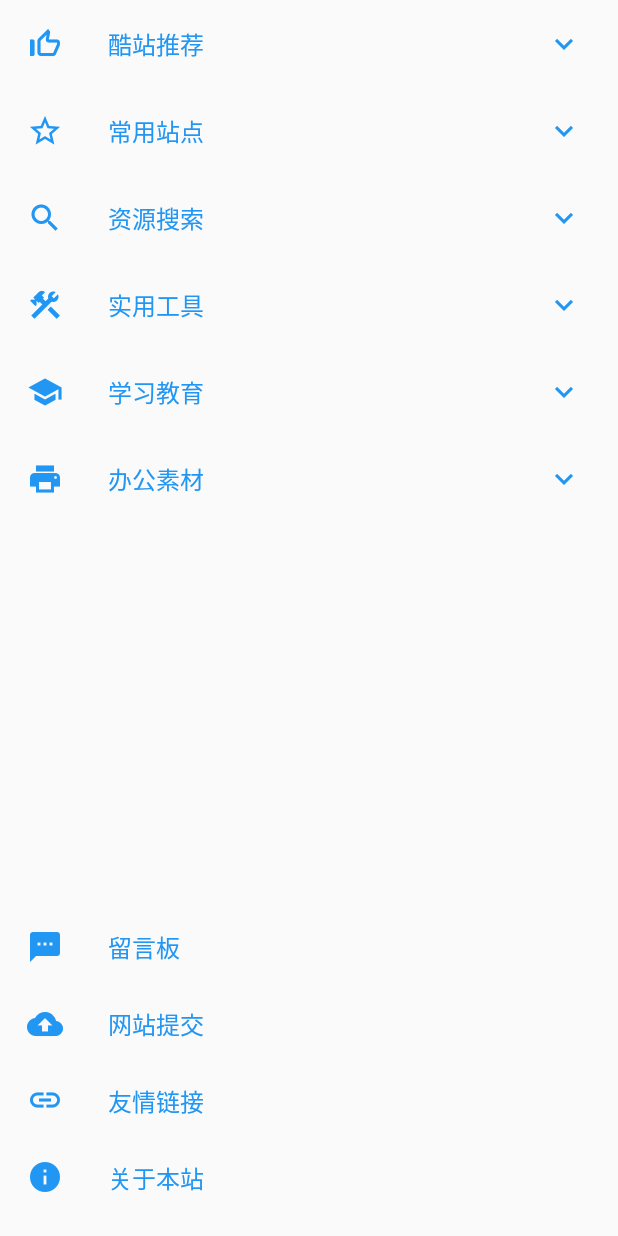
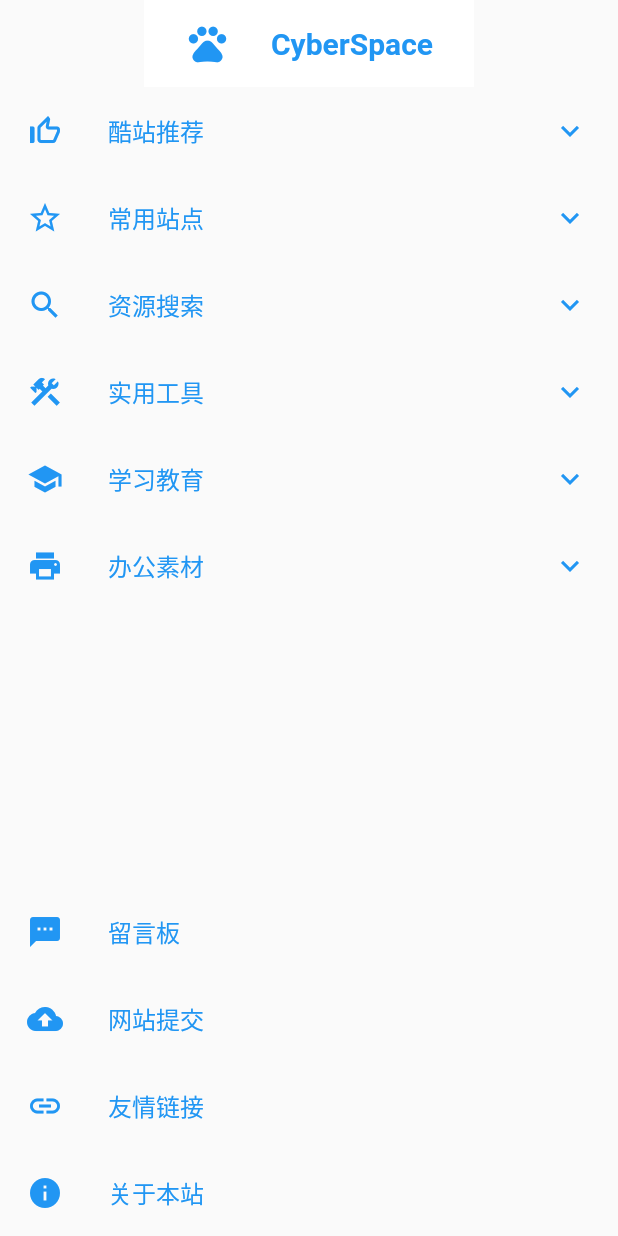
Before and after one commit to wudiplk/grocery, a Flutter app: the HomeDrawer widget shown alone on an empty page, opened directly, on a phone screen of 412 x 824 dp. Run offline on Flutter 3.47's test engine with Material 2 defaults, Android fonts, the phone set to English and light mode, and no system bars; our stand-ins replace convert, dio, flutter_easyloading, get_it, injectable, pretty_dio_logger and 3 more; missing offline and left inert: dart:html; accounts and stored records are empty; generated files the repository leaves out were written again.

Commit message:
添加主页动画和菜单

```diff
--- a/lib/l10n/intl_en.arb
+++ b/lib/l10n/intl_en.arb
@@ -1,3 +1,3 @@
 {
-  "title": "hello word"
+  "title": "CyberSpace"
 }
--- a/lib/l10n/intl_zh.arb
+++ b/lib/l10n/intl_zh.arb
@@ -1,3 +1,3 @@
 {
-  "title": "你好"
+  "title": "异度空间"
 }
--- a/lib/main.dart
+++ b/lib/main.dart
@@ -20,7 +20,7 @@ class MyApp extends StatelessWidget {
   @override
   Widget build(BuildContext context) {
     return MaterialApp(
-      title: 'MVVM',
+      title: S().title,
       theme: ThemeData(
         primarySwatch: Global.themes[Global.profile.theme],
       ),
--- a/lib/widget/home_drawer.dart
+++ b/lib/main/home/home_drawer.dart
@@ -1,8 +1,10 @@
 import 'package:flutter/material.dart';
-import 'package:grocery/widget/home_expansion_panel_list.dart';
+import 'package:grocery/generated/l10n.dart';
+import 'package:grocery/main/home/home_expansion_panel_list.dart';
 import 'package:grocery/widget/responsive.dart';
+import 'package:grocery/widget/temp_data.dart';
 
-import '../com/global.dart';
+import '../../com/global.dart';
 
 /// 侧滑栏
 class HomeDrawer extends StatefulWidget {
@@ -16,10 +18,6 @@ class HomeDrawer extends StatefulWidget {
 }
 
 class _HomeDrawerState extends State<HomeDrawer> {
-  final List<Item> _data = generateItems(title, subTitle, icons);
-
-  final List<Info> _tips = generateInfo(tips, _tipIcon);
-
   int isExpandedIndex = 0;
 
   Item? isExpandedItem;
@@ -27,11 +25,9 @@ class _HomeDrawerState extends State<HomeDrawer> {
   @override
   Widget build(BuildContext context) {
     return SafeArea(
-      child: Responsive().getResponsiveValue(
-          context: context,
-          forLargeScreen: _buildLargeMenu(),
-          forMediumScreen: _buildMediumMenu(),
-          forShortScreen: _buildLargeMenu()),
+      child: Responsive.isMediumScreen(context)
+          ? _buildMediumMenu()
+          : _buildLargeMenu(),
       top: true,
     );
   }
@@ -39,6 +35,26 @@ class _HomeDrawerState extends State<HomeDrawer> {
   Widget _buildLargeMenu() {
     return Column(
       children: [
+        Container(
+          color: Colors.white,
+          width: 220,
+          height: 58,
+          child: Row(
+            crossAxisAlignment: CrossAxisAlignment.center,
+            mainAxisAlignment: MainAxisAlignment.spaceEvenly,
+            children: [
+              Icon(Icons.pets,
+                  size: Insets.extraLarge, color: Global.themeColor),
+              Text(
+                S().title,
+                maxLines: 1,
+                overflow: TextOverflow.ellipsis,
+                textAlign: TextAlign.center,
+                style: TextStyles.h1,
+              )
+            ],
+          ),
+        ),
         Expanded(
           child: SingleChildScrollView(
             child: HomeExpansionPanelList(
@@ -46,15 +62,15 @@ class _HomeDrawerState extends State<HomeDrawer> {
                 debugPrint("expansionCallback $panelIndex +$isExpanded ");
                 setState(() {
                   if (isExpandedIndex >= 0 &&
-                      _data[isExpandedIndex].isExpanded) {
-                    _data[isExpandedIndex].isExpanded = false;
+                      tempData[isExpandedIndex].isExpanded) {
+                    tempData[isExpandedIndex].isExpanded = false;
                   }
                   isExpandedItem?.isExpanded = false;
-                  _data[panelIndex].isExpanded = !isExpanded;
+                  tempData[panelIndex].isExpanded = !isExpanded;
                 });
                 isExpandedIndex = panelIndex;
               },
-              children: _data.map<ExpansionPanel>((Item item) {
+              children: tempData.map<ExpansionPanel>((Item item) {
                 return ExpansionPanel(
                     backgroundColor: Colors.transparent,
                     canTapOnHeader: true,
@@ -95,11 +111,12 @@ class _HomeDrawerState extends State<HomeDrawer> {
           ),
         ),
         SizedBox(
-          height: _tips.length * 58,
+          height: tempTips.length * 58,
           child: Column(
-            mainAxisAlignment: MainAxisAlignment.spaceEvenly,
-            children: _tips.map((tip) {
-              return Row(
+            mainAxisAlignment: MainAxisAlignment.start,
+            children: tempTips.map((tip) {
+              return Expanded(
+                child: Row(
                   mainAxisAlignment: MainAxisAlignment.start,
                   children: [
                     Padding(
@@ -117,6 +134,7 @@ class _HomeDrawerState extends State<HomeDrawer> {
                       ),
                     ),
                   ],
+                ),
               );
             }).toList(),
           ),
@@ -129,10 +147,16 @@ class _HomeDrawerState extends State<HomeDrawer> {
     return Column(
       mainAxisAlignment: MainAxisAlignment.spaceAround,
       children: [
+        Container(
+          height: Insets.superLarge,
+          width: Insets.superLarge,
+          alignment: Alignment.center,
+          child: Icon(Icons.pets, color: Global.themeColor),
+        ),
         Expanded(
           child: ListView(
             itemExtent: 58,
-            children: _data.map((e) {
+            children: tempData.map((e) {
               return MouseRegion(
                 onHover: (PointerEvent pointerEvent) {},
                 child: Icon(
@@ -145,7 +169,7 @@ class _HomeDrawerState extends State<HomeDrawer> {
         ),
         Column(
           crossAxisAlignment: CrossAxisAlignment.start,
-          children: _tips.map((tip) {
+          children: tempTips.map((tip) {
             return SizedBox(
               width: 220,
               height: 58,
@@ -157,87 +181,3 @@ class _HomeDrawerState extends State<HomeDrawer> {
     );
   }
 }
-
-List<String> title = [
-  '酷站推荐',
-  '常用站点',
-  // '视频直播',
-  '资源搜索',
-  // '软件游戏',
-  // '阅读动漫',
-  // '音乐动听',
-  '实用工具',
-  '学习教育',
-  '办公素材'
-];
-
-List<String> subTitle = [
-  '阅读',
-  '购物',
-  // '直播',
-  // '国外',
-  '视频',
-  '工具'
-];
-
-List<IconData> icons = [
-  Icons.thumb_up_off_alt,
-  Icons.star_border,
-  // Icons.ondemand_video,
-  Icons.search,
-  // Icons.desktop_windows,
-  // Icons.library_books,
-  // Icons.headphones,
-  Icons.construction,
-  Icons.school,
-  Icons.local_print_shop,
-];
-
-class Item {
-  Item({
-    required this.title,
-    required this.subTitle,
-    required this.iconData,
-    this.isExpanded = false,
-  });
-
-  String title;
-  List<String> subTitle;
-  IconData iconData;
-  bool isExpanded;
-}
-
-List<Item> generateItems(
-    List<String> title, List<String> subTitle, List<IconData> icons) {
-  return List<Item>.generate(title.length, (int index) {
-    return Item(
-        title: title.elementAt(index),
-        subTitle: subTitle,
-        iconData: icons.elementAt(index));
-  });
-}
-
-List<String> tips = [
-  '留言板',
-  '网站提交',
-  '友情链接',
-  '关于本站',
-];
-List<IconData> _tipIcon = [
-  Icons.textsms,
-  Icons.cloud_upload,
-  Icons.link,
-  Icons.info,
-];
-
-class Info {
-  String tip;
-  IconData iconData;
-
-  Info({required this.tip, required this.iconData});
-}
-
-List<Info> generateInfo(List<String> _tips, List<IconData> _tipIcon) {
-  return List<Info>.generate(_tips.length,
-      (index) => Info(tip: _tips[index], iconData: _tipIcon[index]));
-}
--- a/lib/widget/home_expansion_panel_list.dart
+++ b/lib/main/home/home_expansion_panel_list.dart
@@ -1,6 +1,7 @@
 import 'package:flutter/material.dart';
 import 'package:grocery/com/global.dart';
-import 'package:grocery/widget/home_expand_icon.dart';
+
+import 'home_expand_icon.dart';
 
 const double _kPanelHeaderCollapsedHeight = 58.0;
 const double _kPanelHeaderExpandedHeight = 70.0;
@@ -61,7 +62,6 @@ class HomeExpansionPanelList extends StatelessWidget {
               child: HomeExpandIcon(
                 color: Global.themeColor,
                 isExpanded: _isChildExpanded(index),
-                padding: const EdgeInsets.all(16.0),
                 onPressed: (bool isExpanded) {
                 },
               ),
--- a/lib/widget/home_expansion.dart
+++ /dev/null
@@ -1,106 +0,0 @@
-import 'package:flutter/material.dart';
-import 'package:grocery/widget/responsive.dart';
-
-List<String> title = [
-  '酷站推荐',
-  '常用站点',
-  '视频直播',
-  '资源搜索',
-  '软件游戏',
-  '阅读动漫',
-  '音乐动画',
-  '音乐动画',
-  '学习教育',
-  '办公素材'
-];
-
-List<String> subTitle = ['阅读', '购物', '直播', '国外', '视频', '工具'];
-
-List<IconData> icons = [
-  Icons.thumb_up_off_alt,
-  Icons.star_border,
-  Icons.ondemand_video,
-  Icons.search,
-  Icons.desktop_windows,
-  Icons.library_books,
-  Icons.headphones,
-  Icons.construction,
-  Icons.school,
-  Icons.local_print_shop,
-];
-
-class Item {
-  Item({
-    required this.title,
-    required this.subTitle,
-    required this.iconData,
-    this.isExpanded = false,
-  });
-
-  String title;
-  List<String> subTitle;
-  IconData iconData;
-  bool isExpanded;
-}
-
-List<Item> generateItems(
-    List<String> title, List<String> subTitle, List<IconData> icons) {
-  return List<Item>.generate(title.length, (int index) {
-    return Item(
-        title: title.elementAt(index),
-        subTitle: subTitle,
-        iconData: icons.elementAt(index));
-  });
-}
-
-class HomeExpansion extends StatefulWidget {
-  const HomeExpansion({Key? key}) : super(key: key);
-
-  @override
-  State<HomeExpansion> createState() => _HomeExpansionState();
-}
-
-class _HomeExpansionState extends State<HomeExpansion> {
-  final List<Item> _data = generateItems(title, subTitle, icons);
-
-  @override
-  Widget build(BuildContext context) {
-    return Expanded(
-      child: ListView(
-        children: _buildPanel(),
-      ),
-    );
-  }
-
-  List<Widget> _buildPanel() {
-    return _data.map<ExpansionTile>((Item item) {
-      return ExpansionTile(
-        leading: Icon(item.iconData),
-        trailing: Responsive().getResponsiveValue(
-            context: context,
-            forLargeScreen: const Icon(Icons.navigate_next),
-            forMediumScreen: const SizedBox(),
-            forShortScreen: const SizedBox()),
-        title: Responsive().getResponsiveValue(
-            context: context,
-            forLargeScreen: Text(item.title),
-            forMediumScreen: const SizedBox(),
-            forShortScreen: const SizedBox()),
-        children: item.subTitle.map((e) => _buildSub(e)).toList(),
-      );
-    }).toList();
-  }
-
-  Widget _buildSub(String sub) {
-    return FractionallySizedBox(
-      widthFactor: 1,
-      child: Container(
-        alignment: Alignment.center,
-        height: 40,
-        child: Text(sub),
-      ),
-    );
-  }
-
-  void _onPressed() {}
-}
--- a/lib/widget/responsive.dart
+++ b/lib/widget/responsive.dart
@@ -69,7 +69,7 @@ class Insets {
   static const double large = 20;
   static const double extraLarge = 30;
 
-  static const double superLarge = 50;
+  static const double superLarge = 58;
 
 
   static const double padding_8 = 8;
@@ -101,7 +101,7 @@ class TextStyles {
       fontWeight: FontWeight.normal, fontSize: 16, color: Global.themeColor);
   static TextStyle h3 = TextStyle(
     fontWeight: FontWeight.bold,
-    fontSize: 12,
+    fontSize: 18,
     color: Global.themeColor,
   );
   static late TextStyle body1 = raleWay.copyWith(color: Global.themeColor);
--- /dev/null
+++ b/lib/widget/temp_data.dart
@@ -0,0 +1,93 @@
+import 'package:flutter/material.dart';
+
+final List<Item> _data = generateItems(title, subTitle, icons);
+
+final List<Info> _tips = generateInfo(tips, tipIcon);
+
+List<Item> get tempData => _data;
+
+List<Info> get tempTips => _tips;
+
+List<String> title = [
+  '酷站推荐',
+  '常用站点',
+  // '视频直播',
+  '资源搜索',
+  // '软件游戏',
+  // '阅读动漫',
+  // '音乐动听',
+  '实用工具',
+  '学习教育',
+  '办公素材'
+];
+
+List<String> subTitle = [
+  '阅读',
+  '购物',
+  // '直播',
+  // '国外',
+  '视频',
+  '工具'
+];
+
+List<IconData> icons = [
+  Icons.thumb_up_off_alt,
+  Icons.star_border,
+  // Icons.ondemand_video,
+  Icons.search,
+  // Icons.desktop_windows,
+  // Icons.library_books,
+  // Icons.headphones,
+  Icons.construction,
+  Icons.school,
+  Icons.local_print_shop,
+];
+
+class Item {
+  Item({
+    required this.title,
+    required this.subTitle,
+    required this.iconData,
+    this.isExpanded = false,
+  });
+
+  String title;
+  List<String> subTitle;
+  IconData iconData;
+  bool isExpanded;
+}
+
+List<Item> generateItems(
+    List<String> title, List<String> subTitle, List<IconData> icons) {
+  return List<Item>.generate(title.length, (int index) {
+    return Item(
+        title: title.elementAt(index),
+        subTitle: subTitle,
+        iconData: icons.elementAt(index));
+  });
+}
+
+List<String> tips = [
+  '留言板',
+  '网站提交',
+  '友情链接',
+  '关于本站',
+];
+List<IconData> tipIcon = [
+  Icons.textsms,
+  Icons.cloud_upload,
+  Icons.link,
+  Icons.info,
+];
+
+class Info {
+  String tip;
+  IconData iconData;
+
+  Info({required this.tip, required this.iconData});
+}
+
+List<Info> generateInfo(List<String> _tips, List<IconData> _tipIcon) {
+  return List<Info>.generate(_tips.length,
+      (index) => Info(tip: _tips[index], iconData: _tipIcon[index]));
+}
```
Also changed, not shown: lib/main/home/home_app_bar.dart (added, +47 -0 lines), lib/main/home/home_page.dart (+69 -24 lines), lib/widget/home_app_bar.dart (deleted, +0 -84 lines), lib/widget/rive_system.dart (added, +44 -0 lines), pubspec.yaml (+7 -1 lines), lib/generated/intl/messages_en.dart, lib/generated/intl/messages_zh.dart, lib/generated/l10n.dart, lib/main/home/home_expand_icon.dart (renamed from lib/widget/home_expand_icon.dart), pubspec.lock, 7 other files. Lines whose indentation alone changed are shown as unchanged.
